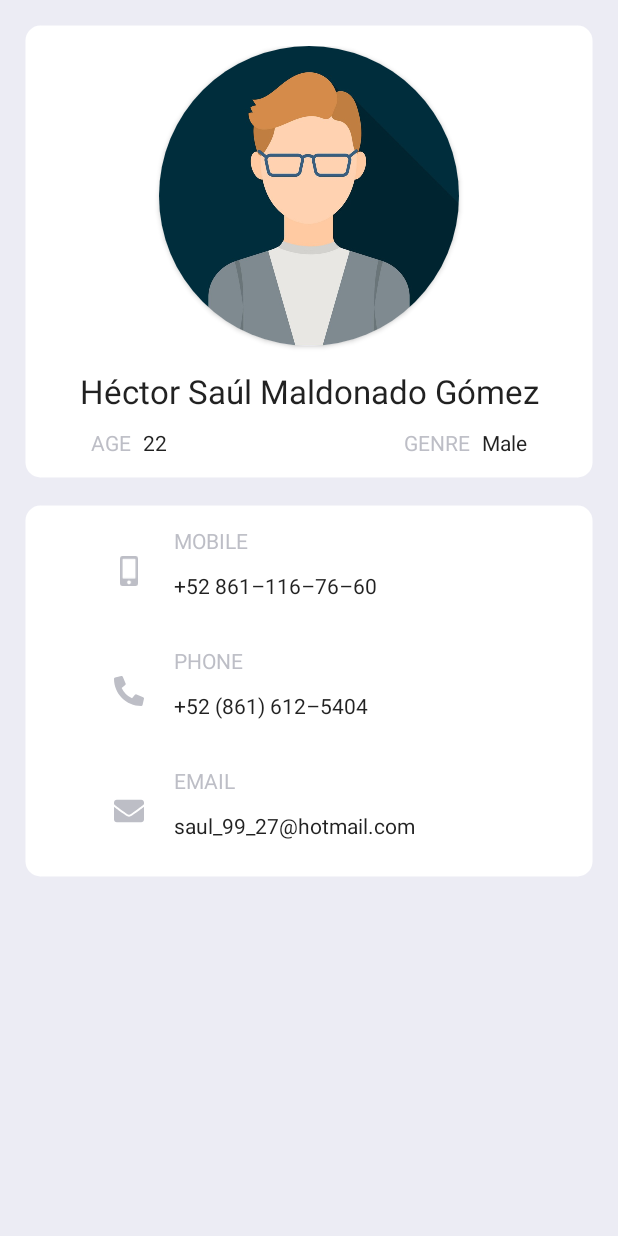
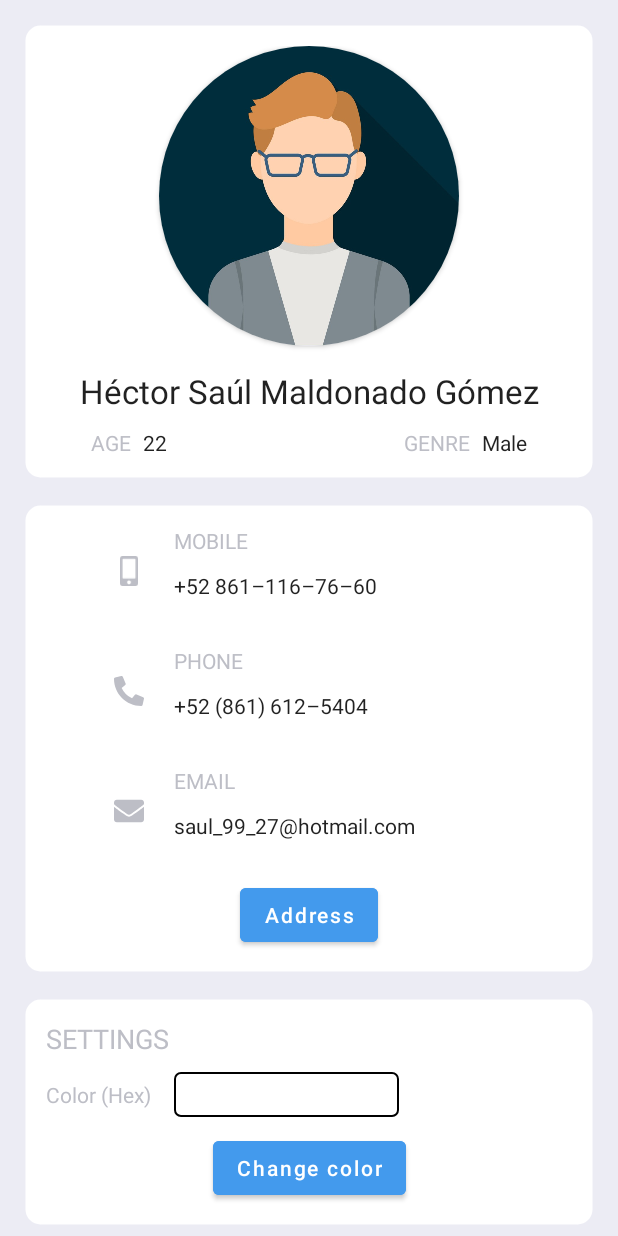
Before and after one commit to Saul-mdoR2/ContactApp, an Android app: the screen it shows after launch (MainActivity), on a phone screen of 412 x 824 dp. Run offline under Robolectric (Android 15) with nearby library versions, the phone set to English and light mode, and no system bars.

Commit message:
design modified, class Person created, new color added to value, packages created

```diff
--- a/app/src/main/AndroidManifest.xml
+++ b/app/src/main/AndroidManifest.xml
@@ -10,7 +10,10 @@
         android:supportsRtl="true"
         android:theme="@style/Theme.ContactApp">
         <activity
-            android:name=".MainActivity"
+            android:name=".presentation.AddressActivity"
+            android:exported="false" />
+        <activity
+            android:name=".presentation.MainActivity"
             android:exported="true">
             <intent-filter>
                 <action android:name="android.intent.action.MAIN" />
--- /dev/null
+++ b/app/src/main/java/com/r2devpros/contactapp/model/Person.kt
@@ -0,0 +1,49 @@
+package com.r2devpros.contactapp.model
+
+import android.os.Parcel
+import android.os.Parcelable
+
+data class Person(
+    val image: String,
+    val name: String,
+    val age: Int,
+    val genre: String,
+    val phoneNumber: String,
+    val mobileNumber: String,
+    val email: String
+):Parcelable {
+    constructor(parcel: Parcel) : this(
+        parcel.readString().toString(),
+        parcel.readString().toString(),
+        parcel.readInt(),
+        parcel.readString().toString(),
+        parcel.readString().toString(),
+        parcel.readString().toString(),
+        parcel.readString().toString()
+    ) {
+    }
+
+    override fun writeToParcel(parcel: Parcel, flags: Int) {
+        parcel.writeString(image)
+        parcel.writeString(name)
+        parcel.writeInt(age)
+        parcel.writeString(genre)
+        parcel.writeString(phoneNumber)
+        parcel.writeString(mobileNumber)
+        parcel.writeString(email)
+    }
+
+    override fun describeContents(): Int {
+        return 0
+    }
+
+    companion object CREATOR : Parcelable.Creator<Person> {
+        override fun createFromParcel(parcel: Parcel): Person {
+            return Person(parcel)
+        }
+
+        override fun newArray(size: Int): Array<Person?> {
+            return arrayOfNulls(size)
+        }
+    }
+}
--- /dev/null
+++ b/app/src/main/java/com/r2devpros/contactapp/presentation/MainActivity.kt
@@ -0,0 +1,66 @@
+package com.r2devpros.contactapp.presentation
+
+import android.content.Intent
+import android.os.Bundle
+import android.util.Log
+import android.widget.Button
+import android.widget.EditText
+import android.widget.LinearLayout
+import android.widget.Toast
+import androidx.appcompat.app.AppCompatActivity
+import androidx.core.graphics.toColorInt
+import com.r2devpros.contactapp.R
+import com.r2devpros.contactapp.model.Person
+import com.r2devpros.contactapp.utils.PERSON_TAG
+
+class MainActivity : AppCompatActivity() {
+
+    override fun onCreate(savedInstanceState: Bundle?) {
+        Log.d("MainActivity_TAG", "onCreate: ")
+        super.onCreate(savedInstanceState)
+        setContentView(R.layout.activity_main)
+        initViews()
+    }
+
+    private fun initViews() {
+        Log.d("MainActivity_TAG", "initViews: ")
+        val person = Person(
+            "",
+            "Héctor Saúl Maldonado Gómez",
+            22,
+            "M",
+            "8616125404",
+            "8611167660",
+            "saul_99_27@hotmail.com"
+        )
+
+        findViewById<Button>(R.id.btnAddress).setOnClickListener {
+            navigateAddress(person)
+        }
+
+        findViewById<Button>(R.id.btnBackground).setOnClickListener {
+            try {
+                val colorHex = "#${findViewById<EditText>(R.id.etColorHex).text}"
+                val colorInt = colorHex.toColorInt()
+                findViewById<LinearLayout>(R.id.mainLayout).setBackgroundColor(colorInt)
+            } catch (ex: Exception) {
+                Toast.makeText(
+                    this,
+                    getString(R.string.txt_error_change_background),
+                    Toast.LENGTH_LONG
+                ).show()
+            }
+        }
+    }
+
+    private fun navigateAddress(person: Person) {
+        Log.d("MainActivity_TAG", "navigateAddress: person ${person.name} ")
+        val intent = Intent(this, AddressActivity::class.java).apply {
+            putExtras(Bundle().apply {
+                putParcelable(PERSON_TAG, person)
+            })
+        }
+
+        startActivity(intent)
+    }
+}
--- /dev/null
+++ b/app/src/main/java/com/r2devpros/contactapp/utils/Constants.kt
@@ -0,0 +1,3 @@
+package com.r2devpros.contactapp.utils
+
+const val PERSON_TAG = "personTag"
--- /dev/null
+++ b/app/src/main/res/drawable/border.xml
@@ -0,0 +1,7 @@
+<?xml version="1.0" encoding="utf-8"?>
+<shape xmlns:android="http://schemas.android.com/apk/res/android">
+    <stroke
+        android:width="1dp"
+        android:color="@color/black" />
+    <corners android:radius="4dp"/>
+</shape>
--- a/app/src/main/res/layout/activity_main.xml
+++ b/app/src/main/res/layout/activity_main.xml
@@ -4,12 +4,13 @@
     xmlns:tools="http://schemas.android.com/tools"
     android:layout_width="match_parent"
     android:layout_height="match_parent"
-    android:background="@color/background"
-    tools:context=".MainActivity">
+    tools:context=".presentation.MainActivity">
 
     <LinearLayout
+        android:id="@+id/mainLayout"
         android:layout_width="match_parent"
         android:layout_height="wrap_content"
+        android:background="@color/background"
         android:orientation="vertical"
         android:padding="15sp">
 
@@ -188,6 +189,77 @@
                 app:layout_constraintStart_toStartOf="@id/tvEmailSub"
                 app:layout_constraintTop_toBottomOf="@id/tvEmailSub" />
 
+            <Button
+                android:id="@+id/btnAddress"
+                style="@style/buttons"
+                android:layout_width="wrap_content"
+                android:layout_height="wrap_content"
+                android:layout_marginTop="15dp"
+                android:text="@string/txt_address"
+                app:layout_constraintEnd_toEndOf="parent"
+                app:layout_constraintStart_toStartOf="parent"
+                app:layout_constraintTop_toBottomOf="@id/ivIconEmail" />
+
+        </androidx.constraintlayout.widget.ConstraintLayout>
+
+        <androidx.constraintlayout.widget.ConstraintLayout
+            android:layout_width="match_parent"
+            android:layout_height="wrap_content"
+            android:layout_marginTop="15dp"
+            android:background="@drawable/layout_bg"
+            android:elevation="25dp"
+            android:padding="15dp">
+
+            <TextView
+                android:id="@+id/tvSettingsSub"
+                style="@style/subtitles"
+                android:layout_width="match_parent"
+                android:layout_height="wrap_content"
+                android:layout_marginBottom="15dp"
+                android:text="@string/txt_settings"
+                android:textSize="18sp"
+                app:layout_constraintEnd_toEndOf="parent"
+                app:layout_constraintStart_toStartOf="parent"
+                app:layout_constraintTop_toTopOf="parent" />
+
+            <TextView
+                android:id="@+id/tvColorSub"
+                style="@style/subtitles"
+                android:layout_width="wrap_content"
+                android:layout_height="wrap_content"
+                android:layout_marginTop="15dp"
+                android:text="@string/txt_color"
+                android:textAllCaps="false"
+                app:layout_constraintStart_toStartOf="@id/tvSettingsSub"
+                app:layout_constraintTop_toBottomOf="@id/tvSettingsSub" />
+
+            <EditText
+                android:id="@+id/etColorHex"
+                style="@style/editTexts"
+                android:layout_width="150dp"
+                android:layout_height="30dp"
+                android:autofillHints="no"
+                android:layout_marginStart="15dp"
+                android:inputType="textCapCharacters"
+                android:padding="4dp"
+                app:layout_constraintBottom_toBottomOf="@id/tvColorSub"
+                app:layout_constraintStart_toEndOf="@id/tvColorSub"
+                app:layout_constraintTop_toTopOf="@id/tvColorSub"
+                tools:ignore="LabelFor" />
+
+            <Button
+                android:id="@+id/btnBackground"
+                style="@style/buttons"
+                android:layout_width="wrap_content"
+                android:layout_height="wrap_content"
+                android:layout_marginTop="15dp"
+                android:text="@string/txt_change_background"
+                app:layout_constraintBottom_toBottomOf="parent"
+                app:layout_constraintEnd_toEndOf="parent"
+                app:layout_constraintStart_toStartOf="parent"
+                app:layout_constraintTop_toBottomOf="@id/tvColorSub" />
+
+
         </androidx.constraintlayout.widget.ConstraintLayout>
 
     </LinearLayout>
--- a/app/src/main/res/values/colors.xml
+++ b/app/src/main/res/values/colors.xml
@@ -10,4 +10,5 @@
 
     <color name="background">#ECECF4</color>
     <color name="light_gray">#BDBEC6</color>
+    <color name="light_blue">#439AED</color>
 </resources>
--- a/app/src/main/res/values/strings.xml
+++ b/app/src/main/res/values/strings.xml
@@ -13,4 +13,19 @@
     <string name="txt_age_contact">22</string>
     <string name="txt_gender_contact">Male</string>
     <string name="txt_gender">Genre</string>
+    <string name="txt_street">Street</string>
+    <string name="txt_address">Address</string>
+    <string name="txt_intNumber">Interior Number</string>
+    <string name="txt_extNumber">Exterior Number</string>
+    <string name="txt_suburb">Suburb</string>
+    <string name="txt_city">City</string>
+    <string name="txt_state">State</string>
+    <string name="txt_country">Country</string>
+    <string name="txt_zip_code">Zip Code</string>
+    <string name="title_toolbar">Contact</string>
+    <string name="txt_save_address">Save address</string>
+    <string name="txt_change_background">Change color</string>
+    <string name="txt_settings">Settings</string>
+    <string name="txt_color">Color (Hex)</string>
+    <string name="txt_error_change_background">The background couldn\'t be changed, try a valid color</string>
 </resources>
--- a/app/src/main/res/values/themes.xml
+++ b/app/src/main/res/values/themes.xml
@@ -25,4 +25,17 @@
         <item name="android:layout_width">60dp</item>
         <item name="android:layout_height">60dp</item>
     </style>
+
+    <style name="editTexts">
+        <item name="android:textSize">14sp</item>
+        <item name="android:textAlignment">center</item>
+        <item name="android:background">@drawable/border</item>
+        <item name="android:textColorHint">@color/light_gray</item>
+    </style>
+
+    <style name="buttons">
+        <item name="android:backgroundTint">@color/light_blue</item>
+        <item name="android:textAllCaps">false</item>
+    </style>
+
 </resources>
```
Also changed, not shown: app/src/main/java/com/r2devpros/contactapp/MainActivity.kt (deleted, +0 -11 lines), app/src/main/java/com/r2devpros/contactapp/presentation/AddressActivity.kt (added, +43 -0 lines), app/src/main/res/layout-es/address_activity_layout.xml (added, +196 -0 lines), app/src/main/res/layout/address_activity_layout.xml (added, +199 -0 lines), 2 other files.
